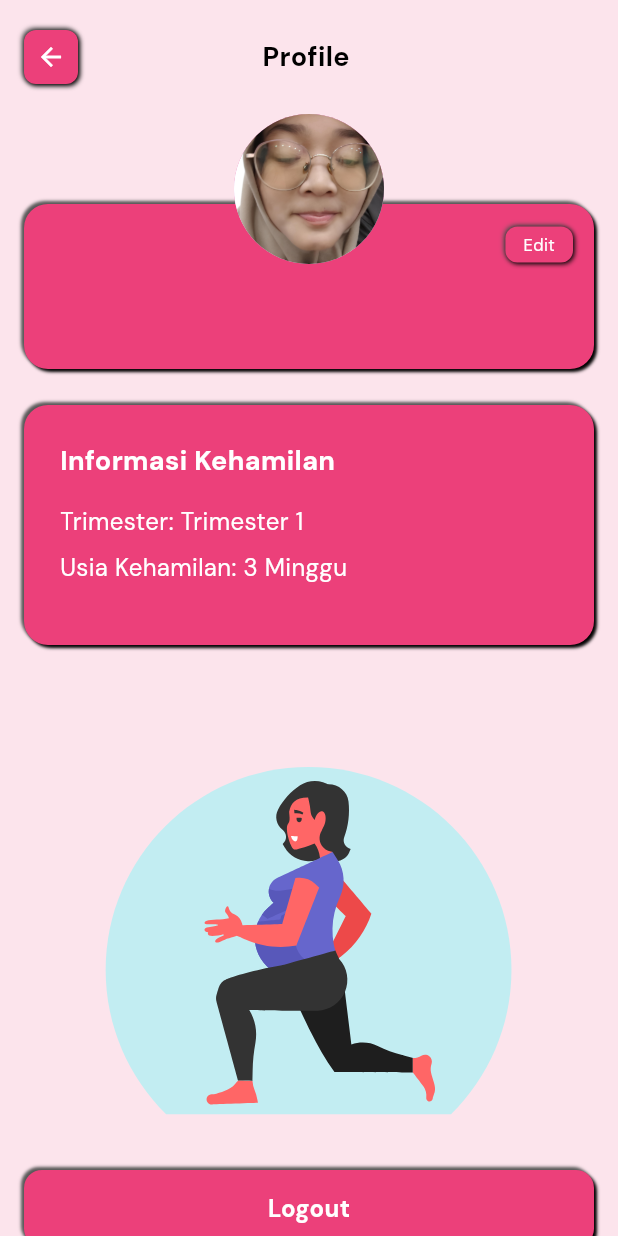
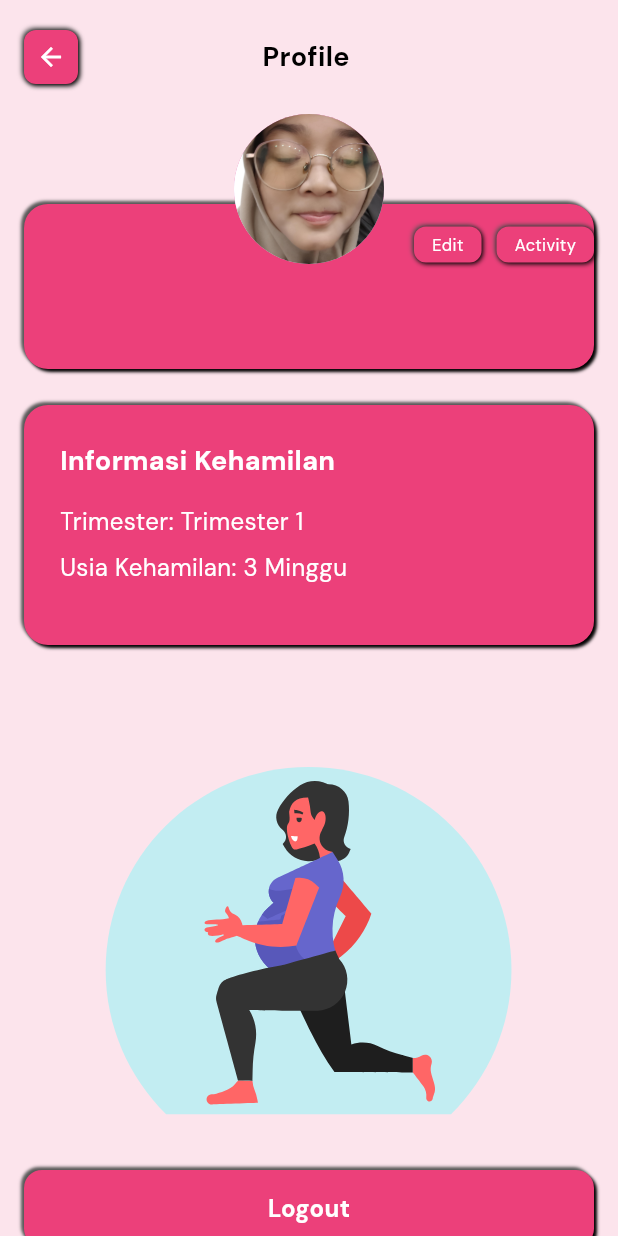
Before and after one commit to BloomFit/BloomFit, a Flutter app: the ProfilePageView screen opened by its route, on a phone screen of 412 x 824 dp. Run offline on Flutter 3.47's test engine with Material 3 defaults, Android fonts, the phone set to English and light mode, and no system bars; our stand-ins replace app_links, firebase_core, flutter_inset_box_shadow, get, get_storage, google_fonts and 6 more; accounts and stored records are empty; network calls fail.

Commit message:
get activity (masih bug)

```diff
--- a/lib/app/modules/profile_page/views/profile_page_view.dart
+++ b/lib/app/modules/profile_page/views/profile_page_view.dart
@@ -149,8 +149,10 @@ class ProfilePageView extends GetView<ProfilePageController> {
 
         Positioned(
           top: 75,
-          right: 30,
-          child: GestureDetector(
+          right: 16,
+          child: Row(
+            children: [
+              GestureDetector(
                 onTap: () {
                   Get.offAllNamed(Routes.EDIT_PROFILE_PAGE);
                 },
@@ -174,7 +176,36 @@ class ProfilePageView extends GetView<ProfilePageController> {
                   ),
                 ),
               ),
+              const SizedBox(width: 10),
+              GestureDetector(
+                onTap: () {
+                  // TODO: Ganti dengan route page activity kamu
+                  Get.offAllNamed(Routes.ACTIVITY);
+                },
+                child: Container(
+                  padding: const EdgeInsets.symmetric(horizontal: 12, vertical: 4),
+                  decoration: BoxDecoration(
+                    color: AppColorsDark.aksen,
+                    borderRadius: BorderRadius.circular(8),
+                    boxShadow: const [
+                      BoxShadow(color: Color(0xFF575757), offset: Offset(-1, -1), blurRadius: 2),
+                      BoxShadow(color: Color(0xFF000000), offset: Offset(1, 1), blurRadius: 2),
+                    ],
                   ),
+                  child: Text(
+                    'Activity',
+                    style: GoogleFonts.dmSans(
+                      fontSize: 11,
+                      fontWeight: FontWeight.normal,
+                      color: AppColorsDark.teksOnPrimary,
+                    ),
+                  ),
+                ),
+              ),
+            ],
+          ),
+        ),
+
       ],
     );
   }
--- a/lib/main.dart
+++ b/lib/main.dart
@@ -1,13 +1,14 @@
 import 'package:flutter/material.dart';
 import 'package:get/get.dart';
 import 'package:firebase_core/firebase_core.dart';
+import 'package:get_storage/get_storage.dart';
 import 'app/modules/spalsh/bindings/spalsh_binding.dart';
 import 'app/routes/app_pages.dart';
 
 void main() async {
   WidgetsFlutterBinding.ensureInitialized();
 
-  // Inisialisasi Firebase
+  await GetStorage.init();
   await Firebase.initializeApp();
 
   runApp(
```
Also changed, not shown: lib/app/modules/activity/controllers/activity_controller.dart (+46 -9 lines), lib/app/modules/activity/views/activity_view.dart (+34 -8 lines), lib/app/modules/login_page/controllers/login_page_controller.dart (+24 -15 lines), 4 other files. Lines whose indentation alone changed are shown as unchanged.
